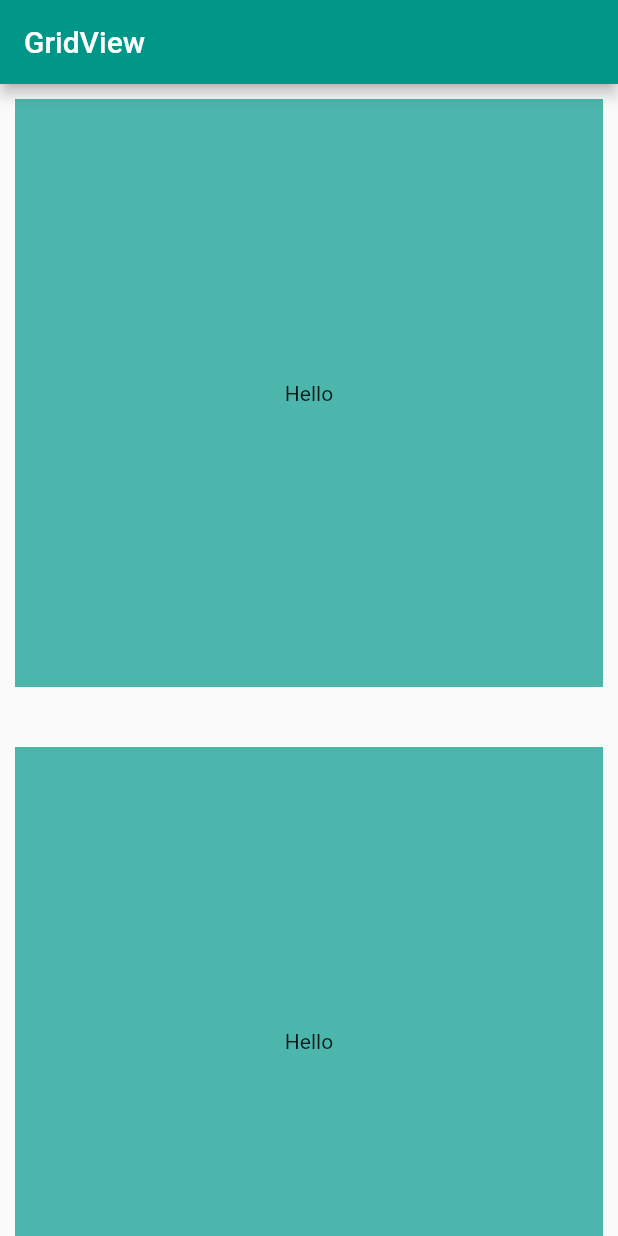
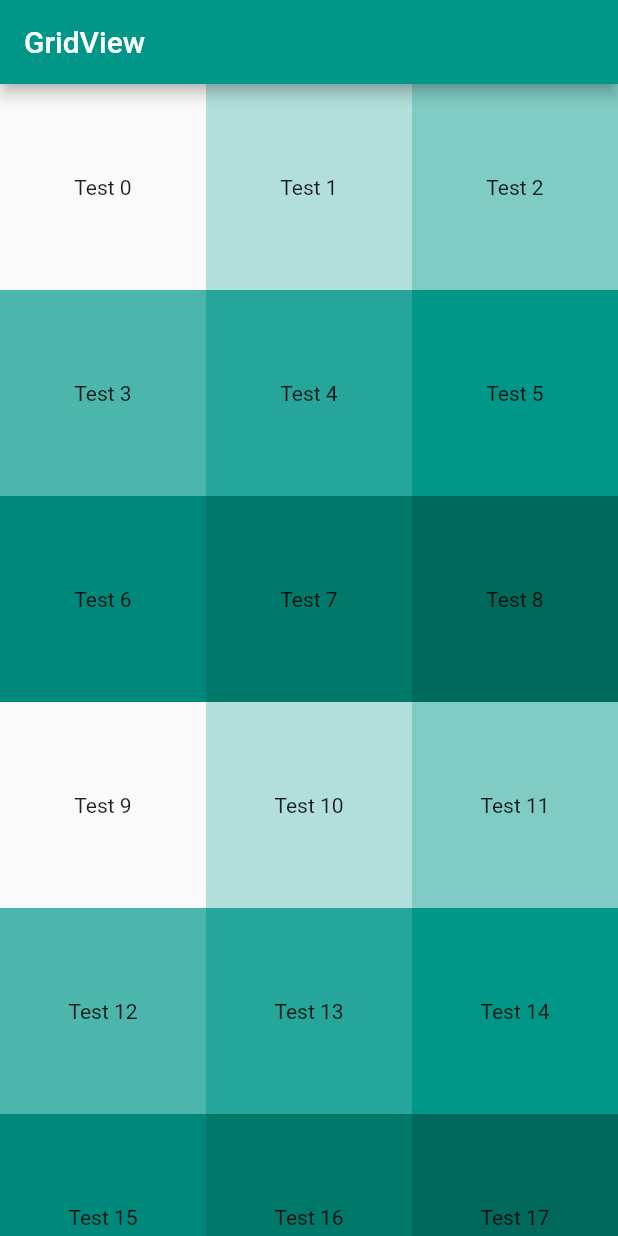
Before and after one commit to RustamovRRR/widgets, a Flutter app: the screen it shows after launch, on a phone screen of 412 x 824 dp. Run offline on Flutter 3.47's test engine with Material 2 defaults, Android fonts, the phone set to English and light mode, and no system bars; our stand-ins replace flutter_easyloading.

Commit message:
GridView.builder

```diff
--- a/lib/scrolls/GridViewClass.dart
+++ b/lib/scrolls/GridViewClass.dart
@@ -9,7 +9,21 @@ class GridViewClass extends StatelessWidget {
       appBar: AppBar(
         title: Text("GridView"),
       ),
-      body: gridViewExtent(),
+      body: GridView.builder(
+        itemCount: 100,
+        gridDelegate:
+            SliverGridDelegateWithFixedCrossAxisCount(crossAxisCount: 3),
+        itemBuilder: (context, index) {
+          return Container(
+            alignment: Alignment.center,
+            color: Colors.teal[100 * (index % 9)],
+            child: Text(
+              'Test $index',
+              textAlign: TextAlign.center,
+            ),
+          );
+        },
+      ),
     );
   }
 
```
